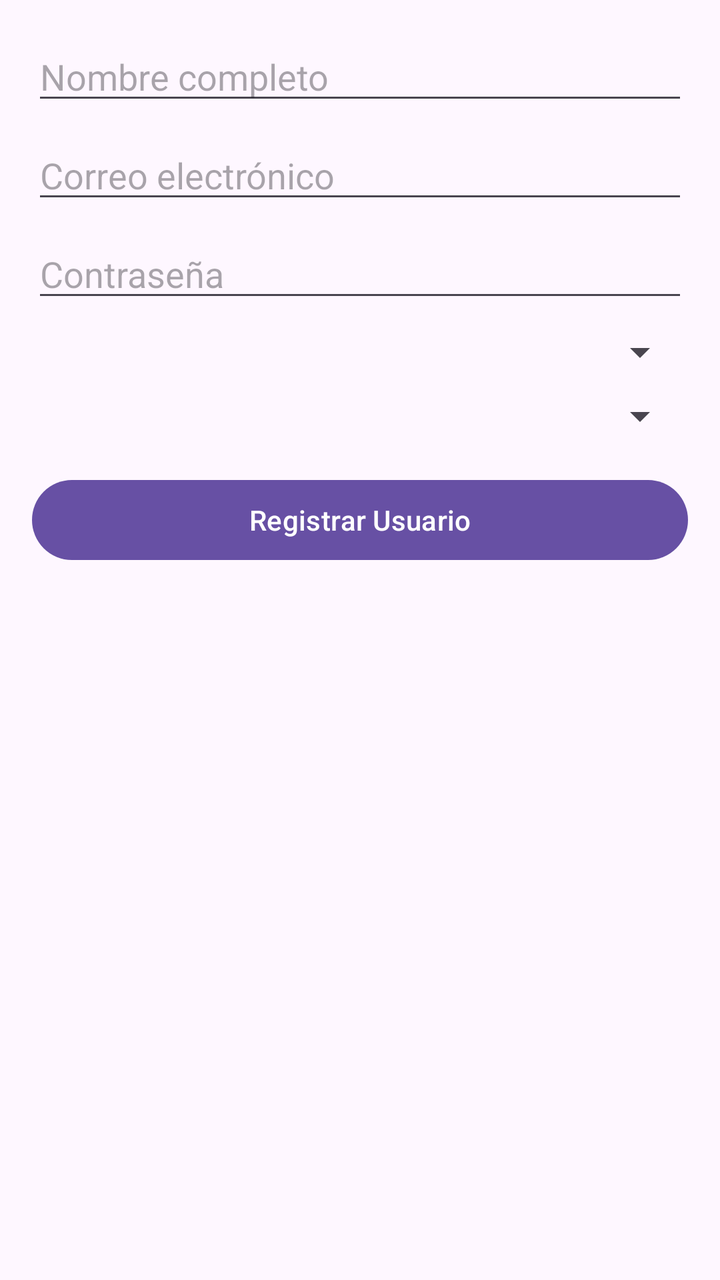
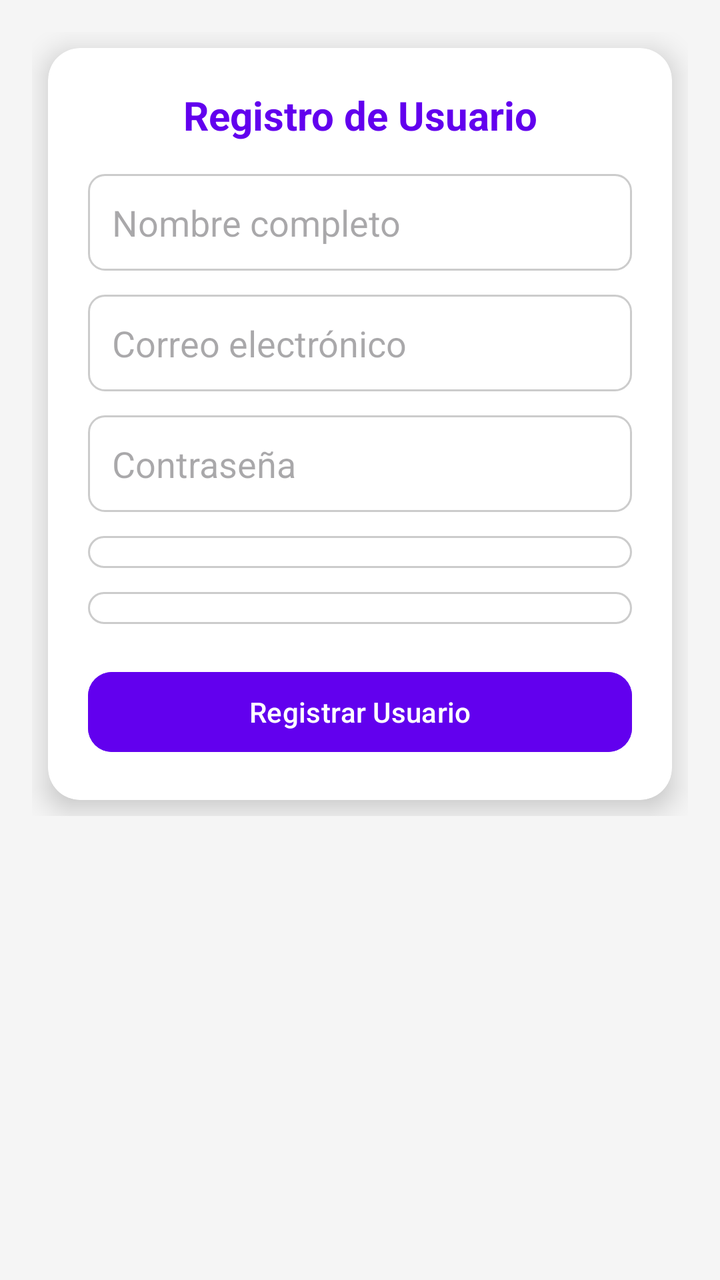

An Android layout rendered at two revisions. The XML below is the earlier revision; the diff shows what the commit changed to produce the second picture.
<!-- AndroidManifest.xml: application theme Theme.ProyectoAppCBT -->
<!-- res/layout/activity_registrar_usuario.xml -->
<?xml version="1.0" encoding="utf-8"?>
<androidx.constraintlayout.widget.ConstraintLayout
    xmlns:android="http://schemas.android.com/apk/res/android"
    xmlns:app="http://schemas.android.com/apk/res-auto"
    android:id="@+id/clRegistrarUsuario"
    android:layout_width="match_parent"
    android:layout_height="match_parent"
    android:padding="16dp">

    
    <EditText
        android:id="@+id/etNombre"
        android:layout_width="0dp"
        android:layout_height="wrap_content"
        android:hint="Nombre completo"
        android:inputType="textPersonName"
        app:layout_constraintTop_toTopOf="parent"
        app:layout_constraintStart_toStartOf="parent"
        app:layout_constraintEnd_toEndOf="parent" />

    
    <EditText
        android:id="@+id/etEmail"
        android:layout_width="0dp"
        android:layout_height="wrap_content"
        android:hint="Correo electrónico"
        android:inputType="textEmailAddress"
        android:layout_marginTop="8dp"
        app:layout_constraintTop_toBottomOf="@id/etNombre"
        app:layout_constraintStart_toStartOf="parent"
        app:layout_constraintEnd_toEndOf="parent" />

    
    <EditText
        android:id="@+id/etPassword"
        android:layout_width="0dp"
        android:layout_height="wrap_content"
        android:hint="Contraseña"
        android:inputType="textPassword"
        android:layout_marginTop="8dp"
        app:layout_constraintTop_toBottomOf="@id/etEmail"
        app:layout_constraintStart_toStartOf="parent"
        app:layout_constraintEnd_toEndOf="parent" />

    
    <Spinner
        android:id="@+id/spinnerRol"
        android:layout_width="0dp"
        android:layout_height="wrap_content"
        android:prompt="@string/prompt_select_rol"
        android:layout_marginTop="8dp"
        app:layout_constraintTop_toBottomOf="@id/etPassword"
        app:layout_constraintStart_toStartOf="parent"
        app:layout_constraintEnd_toEndOf="parent" />

    
    <Spinner
        android:id="@+id/spinnerArea"
        android:layout_width="0dp"
        android:layout_height="wrap_content"
        android:prompt="@string/prompt_select_area"
        android:layout_marginTop="8dp"
        app:layout_constraintTop_toBottomOf="@id/spinnerRol"
        app:layout_constraintStart_toStartOf="parent"
        app:layout_constraintEnd_toEndOf="parent" />


    
    <Button
        android:id="@+id/btnRegistrarUsuario"
        android:layout_width="0dp"
        android:layout_height="wrap_content"
        android:text="Registrar Usuario"
        android:layout_marginTop="16dp"
        app:layout_constraintTop_toBottomOf="@id/spinnerArea"
        app:layout_constraintStart_toStartOf="parent"
        app:layout_constraintEnd_toEndOf="parent" />

</androidx.constraintlayout.widget.ConstraintLayout>
<!-- resources referenced by this layout -->
<resources>
  <string name="prompt_select_area">Seleccione un área</string>
  <string name="prompt_select_rol">Seleccione un rol</string>
  <style name="Theme.ProyectoAppCBT" parent="Base.Theme.ProyectoAppCBT" />
  <style name="Base.Theme.ProyectoAppCBT" parent="Theme.Material3.DayNight.NoActionBar">
          
          
      </style>
</resources>

<!-- the commit's change to res/layout/activity_registrar_usuario.xml (unified diff, before → after) -->
@@ -1,79 +1,130 @@
 <?xml version="1.0" encoding="utf-8"?>
-<androidx.constraintlayout.widget.ConstraintLayout
-    xmlns:android="http://schemas.android.com/apk/res/android"
+<ScrollView xmlns:android="http://schemas.android.com/apk/res/android"
     xmlns:app="http://schemas.android.com/apk/res-auto"
-    android:id="@+id/clRegistrarUsuario"
     android:layout_width="match_parent"
     android:layout_height="match_parent"
-    android:padding="16dp">
+    android:background="#F5F5F5">
 
-    
-    <EditText
-        android:id="@+id/etNombre"
-        android:layout_width="0dp"
+    <androidx.constraintlayout.widget.ConstraintLayout
+        android:id="@+id/clRegistrarUsuario"
+        android:layout_width="match_parent"
         android:layout_height="wrap_content"
-        android:hint="Nombre completo"
-        android:inputType="textPersonName"
-        app:layout_constraintTop_toTopOf="parent"
-        app:layout_constraintStart_toStartOf="parent"
-        app:layout_constraintEnd_toEndOf="parent" />
+        android:padding="16dp">
 
-    
-    <EditText
-        android:id="@+id/etEmail"
-        android:layout_width="0dp"
-        android:layout_height="wrap_content"
-        android:hint="Correo electrónico"
-        android:inputType="textEmailAddress"
-        android:layout_marginTop="8dp"
-        app:layout_constraintTop_toBottomOf="@id/etNombre"
-        app:layout_constraintStart_toStartOf="parent"
-        app:layout_constraintEnd_toEndOf="parent" />
+        
+        <androidx.cardview.widget.CardView
+            android:id="@+id/cardRegistrar"
+            android:layout_width="0dp"
+            android:layout_height="wrap_content"
+            android:layout_margin="8dp"
+            app:cardCornerRadius="16dp"
+            app:cardElevation="8dp"
+            app:layout_constraintTop_toTopOf="parent"
+            app:layout_constraintBottom_toBottomOf="parent"
+            app:layout_constraintStart_toStartOf="parent"
+            app:layout_constraintEnd_toEndOf="parent">
 
-    
-    <EditText
-        android:id="@+id/etPassword"
-        android:layout_width="0dp"
-        android:layout_height="wrap_content"
-        android:hint="Contraseña"
-        android:inputType="textPassword"
-        android:layout_marginTop="8dp"
-        app:layout_constraintTop_toBottomOf="@id/etEmail"
-        app:layout_constraintStart_toStartOf="parent"
-        app:layout_constraintEnd_toEndOf="parent" />
+            <androidx.constraintlayout.widget.ConstraintLayout
+                android:layout_width="match_parent"
+                android:layout_height="wrap_content"
+                android:padding="20dp">
 
-    
-    <Spinner
-        android:id="@+id/spinnerRol"
-        android:layout_width="0dp"
-        android:layout_height="wrap_content"
-        android:prompt="@string/prompt_select_rol"
-        android:layout_marginTop="8dp"
-        app:layout_constraintTop_toBottomOf="@id/etPassword"
-        app:layout_constraintStart_toStartOf="parent"
-        app:layout_constraintEnd_toEndOf="parent" />
+                
+                <TextView
+                    android:id="@+id/tvTitulo"
+                    android:layout_width="0dp"
+                    android:layout_height="wrap_content"
+                    android:text="Registro de Usuario"
+                    android:textSize="20sp"
+                    android:textStyle="bold"
+                    android:textColor="#6200EE"
+                    android:gravity="center"
+                    app:layout_constraintTop_toTopOf="parent"
+                    app:layout_constraintStart_toStartOf="parent"
+                    app:layout_constraintEnd_toEndOf="parent" />
 
-    
-    <Spinner
-        android:id="@+id/spinnerArea"
-        android:layout_width="0dp"
-        android:layout_height="wrap_content"
-        android:prompt="@string/prompt_select_area"
-        android:layout_marginTop="8dp"
-        app:layout_constraintTop_toBottomOf="@id/spinnerRol"
-        app:layout_constraintStart_toStartOf="parent"
-        app:layout_constraintEnd_toEndOf="parent" />
+                
+                <EditText
+                    android:id="@+id/etNombre"
+                    android:layout_width="0dp"
+                    android:layout_height="wrap_content"
+                    android:hint="Nombre completo"
+                    android:inputType="textPersonName"
+                    android:background="@drawable/bg_edittext"
+                    android:padding="12dp"
+                    android:layout_marginTop="16dp"
+                    app:layout_constraintTop_toBottomOf="@id/tvTitulo"
+                    app:layout_constraintStart_toStartOf="parent"
+                    app:layout_constraintEnd_toEndOf="parent" />
 
+                
+                <EditText
+                    android:id="@+id/etEmail"
+                    android:layout_width="0dp"
+                    android:layout_height="wrap_content"
+                    android:hint="Correo electrónico"
+                    android:inputType="textEmailAddress"
+                    android:background="@drawable/bg_edittext"
+                    android:padding="12dp"
+                    android:layout_marginTop="12dp"
+                    app:layout_constraintTop_toBottomOf="@id/etNombre"
+                    app:layout_constraintStart_toStartOf="parent"
+                    app:layout_constraintEnd_toEndOf="parent" />
 
-    
-    <Button
-        android:id="@+id/btnRegistrarUsuario"
-        android:layout_width="0dp"
-        android:layout_height="wrap_content"
-        android:text="Registrar Usuario"
-        android:layout_marginTop="16dp"
-        app:layout_constraintTop_toBottomOf="@id/spinnerArea"
-        app:layout_constraintStart_toStartOf="parent"
-        app:layout_constraintEnd_toEndOf="parent" />
+                
+                <EditText
+                    android:id="@+id/etPassword"
+                    android:layout_width="0dp"
+                    android:layout_height="wrap_content"
+                    android:hint="Contraseña"
+                    android:inputType="textPassword"
+                    android:background="@drawable/bg_edittext"
+                    android:padding="12dp"
+                    android:layout_marginTop="12dp"
+                    app:layout_constraintTop_toBottomOf="@id/etEmail"
+                    app:layout_constraintStart_toStartOf="parent"
+                    app:layout_constraintEnd_toEndOf="parent" />
 
-</androidx.constraintlayout.widget.ConstraintLayout>
+                
+                <Spinner
+                    android:id="@+id/spinnerRol"
+                    android:layout_width="0dp"
+                    android:layout_height="wrap_content"
+                    android:background="@drawable/bg_spinner"
+                    android:padding="8dp"
+                    android:layout_marginTop="12dp"
+                    app:layout_constraintTop_toBottomOf="@id/etPassword"
+                    app:layout_constraintStart_toStartOf="parent"
+                    app:layout_constraintEnd_toEndOf="parent" />
+
+                
+                <Spinner
+                    android:id="@+id/spinnerArea"
+                    android:layout_width="0dp"
+                    android:layout_height="wrap_content"
+                    android:background="@drawable/bg_spinner"
+                    android:padding="8dp"
+                    android:layout_marginTop="12dp"
+                    app:layout_constraintTop_toBottomOf="@id/spinnerRol"
+                    app:layout_constraintStart_toStartOf="parent"
+                    app:layout_constraintEnd_toEndOf="parent" />
+
+                
+                <Button
+                    android:id="@+id/btnRegistrarUsuario"
+                    android:layout_width="0dp"
+                    android:layout_height="wrap_content"
+                    android:text="Registrar Usuario"
+                    android:backgroundTint="#6200EE"
+                    android:textColor="#FFFFFF"
+                    android:layout_marginTop="20dp"
+                    app:cornerRadius="12dp"
+                    app:layout_constraintTop_toBottomOf="@id/spinnerArea"
+                    app:layout_constraintStart_toStartOf="parent"
+                    app:layout_constraintEnd_toEndOf="parent" />
+
+            </androidx.constraintlayout.widget.ConstraintLayout>
+        </androidx.cardview.widget.CardView>
+
+    </androidx.constraintlayout.widget.ConstraintLayout>
+</ScrollView>
<!-- resource entries referenced after the edit -->
@@ -1,7 +1,19 @@
 <!-- resources referenced by this layout -->
 <resources>
-  <string name="prompt_select_area">Seleccione un área</string>
-  <string name="prompt_select_rol">Seleccione un rol</string>
+  <!-- drawable bg_edittext (drawable) -->
+  <shape xmlns:android="http://schemas.android.com/apk/res/android"
+      android:shape="rectangle">
+      <solid android:color="#FFFFFF"/>
+      <corners android:radius="8dp"/>
+      <stroke android:width="1dp" android:color="#CCCCCC"/>
+  </shape>
+  <!-- drawable bg_spinner (drawable) -->
+  <shape xmlns:android="http://schemas.android.com/apk/res/android"
+      android:shape="rectangle">
+      <solid android:color="#FFFFFF"/>
+      <corners android:radius="8dp"/>
+      <stroke android:width="1dp" android:color="#CCCCCC"/>
+  </shape>
   <style name="Theme.ProyectoAppCBT" parent="Base.Theme.ProyectoAppCBT" />
   <style name="Base.Theme.ProyectoAppCBT" parent="Theme.Material3.DayNight.NoActionBar">
           
